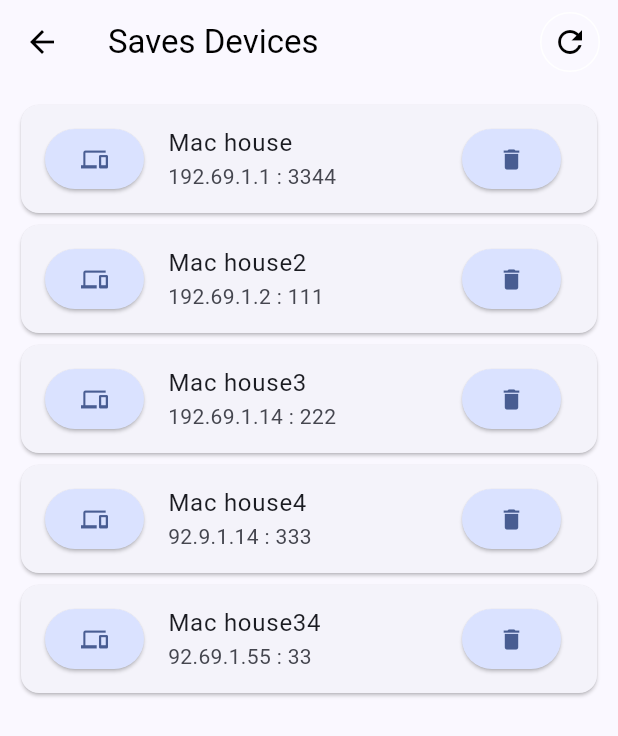
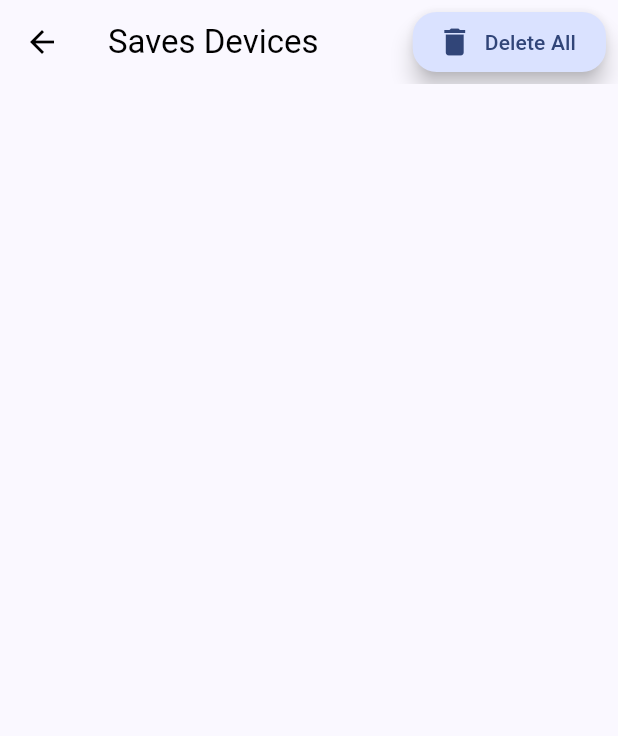
Before and after one commit to salinashf/macro_deck_cliente, a Flutter app: the screen it shows after launch, after a tap on "Connect to Device", after a tap on "Register Device", after a tap on "List Device", on a phone screen of 412 x 824 dp. Shown: the top 736 px of the screen. Run offline on Flutter 3.47's test engine with Material 3 defaults, Android fonts, the light colour scheme and no system bars; our stand-ins replace flex_color_scheme, hive, hive_flutter, logger, mask_text_input_formatter; accounts and stored records are empty.

Commit message:
Control de lista de usuarios

```diff
--- a/lib/main.dart
+++ b/lib/main.dart
@@ -16,4 +16,5 @@ Future<void> _initHive() async {
   await Hive.initFlutter();
   await Hive.openBox("login");
   await Hive.openBox("accounts");
+  await Hive.openBox("devices");
 }
--- a/lib/widget/screen/device_connect.dart
+++ b/lib/widget/screen/device_connect.dart
@@ -20,7 +20,7 @@ class DeviceConnect extends StatefulWidget {
 class _DeviceConnectState extends State<DeviceConnect> {
   final GlobalKey<FormState> _formKey = GlobalKey();
   final Box _boxLogin = Hive.box("login");
-  final Box _boxAccounts = Hive.box("accounts");
+  final Box _boxAccounts = Hive.box("devices");
 
   final TextEditingController _ctrlHost = TextEditingController();
   final TextEditingController _ctrlPort = TextEditingController();
@@ -187,7 +187,7 @@ class _DeviceConnectState extends State<DeviceConnect> {
                             context,
                             MaterialPageRoute(
                               builder: (context) {
-                                return const DeviceList();
+                                return DeviceList();
                               },
                             ),
                           );
--- a/lib/widget/screen/device_list.dart
+++ b/lib/widget/screen/device_list.dart
@@ -1,32 +1,33 @@
 import 'package:flutter/material.dart';
 import 'package:hive_flutter/hive_flutter.dart';
 import 'package:macro_deck_client/model/saved_devices.dart';
-import 'package:macro_deck_client/widget/screen/device_connect.dart';
+import 'package:macro_deck_client/util/custom_logger.dart';
 
 class DeviceList extends StatefulWidget {
   const DeviceList({super.key});
-  //final Box _boxLogin = Hive.box("login");
+
   @override
+  // ignore: library_private_types_in_public_api
   _DeviceList createState() => _DeviceList();
 }
 
 class _DeviceList extends State<DeviceList> {
   List<SavedDevices> deviceSaves = [];
+  final Box _boxDevices = Hive.box("devices");
 
   @override
   void initState() {
-    //adding item to list, you can add using json from network
+    int index = 0;
+    deviceSaves.clear();
+    _boxDevices.toMap().forEach((key, value) {
+      final List<String> values = value.split(':');
       deviceSaves.add(SavedDevices(
-        id: "1", idConnection: "Mac house", host: "192.69.1.1", port: "3344"));
-    deviceSaves.add(SavedDevices(
-        id: "2", idConnection: "Mac house2", host: "192.69.1.2", port: "111"));
-    deviceSaves.add(SavedDevices(
-        id: "3", idConnection: "Mac house3", host: "192.69.1.14", port: "222"));
-    deviceSaves.add(SavedDevices(
-        id: "4", idConnection: "Mac house4", host: "92.9.1.14", port: "333"));
-    deviceSaves.add(SavedDevices(
-        id: "5", idConnection: "Mac house34", host: "92.69.1.55", port: "33"));
-
+          id: index.toString(),
+          idConnection: key,
+          host: values[0],
+          port: values[1]));
+      index++;
+    });
     super.initState();
   }
 
@@ -44,21 +45,25 @@ class _DeviceList extends State<DeviceList> {
                   shape: BoxShape.circle,
                   border: Border.all(color: Colors.white),
                 ),
-                child: IconButton(
-                    icon: const Icon(Icons.refresh_sharp),
-                    tooltip: 'Reload',
+                child: FloatingActionButton.extended(
                   onPressed: () {
-                      //_boxLogin.clear();
-                      //_boxLogin.put("loginStatus", false);
-                      Navigator.pushReplacement(
-                        context,
-                        MaterialPageRoute(
-                          builder: (context) {
-                            return const DeviceConnect();
+                    _boxDevices.clear();
+                    deviceSaves.clear();
+                    setState(() {
+                      //refresh UI after deleting element from list
+                    });
+                    // Navigator.pushReplacement(
+                    //   context,
+                    //   MaterialPageRoute(
+                    //     builder: (context) {
+                    //       return const DeviceConnect();
+                    //     },
+                    //   ),
+                    // );
                   },
+                  icon: const Icon(Icons.delete),
+                  label: const Text('Delete All'),
                 ),
-                      );
-                    }),
               ),
             )
           ],
@@ -71,7 +76,7 @@ class _DeviceList extends State<DeviceList> {
                 return Card(
                   child: ListTile(
                     title: Text(sDeviceOne.idConnection),
-                    subtitle: Text(sDeviceOne.host + " : " + sDeviceOne.port),
+                    subtitle: Text("${sDeviceOne.host} : ${sDeviceOne.port}"),
                     leading: ElevatedButton(
                       style: ElevatedButton.styleFrom(
                           backgroundColor:
@@ -85,10 +90,16 @@ class _DeviceList extends State<DeviceList> {
                               Theme.of(context).colorScheme.primaryContainer),
                       child: const Icon(Icons.delete),
                       onPressed: () {
+                        logger.w(sDeviceOne.idConnection);
+                        if (_boxDevices.containsKey(sDeviceOne.idConnection)) {
+                          _boxDevices.delete(sDeviceOne.idConnection);
                           //delete action for this button
                           deviceSaves.removeWhere((element) {
-                          return element.id == sDeviceOne.id;
-                        }); //go through the loop and match content to delete from list
+                            return element.idConnection ==
+                                sDeviceOne.idConnection;
+                          });
+                        }
+                        //go through the loop and match content to delete from list
                         setState(() {
                           //refresh UI after deleting element from list
                         });
```
Also changed, not shown: lib/widget/screen/device_register.dart (+2 -10 lines). Lines whose indentation alone changed are shown as unchanged.
